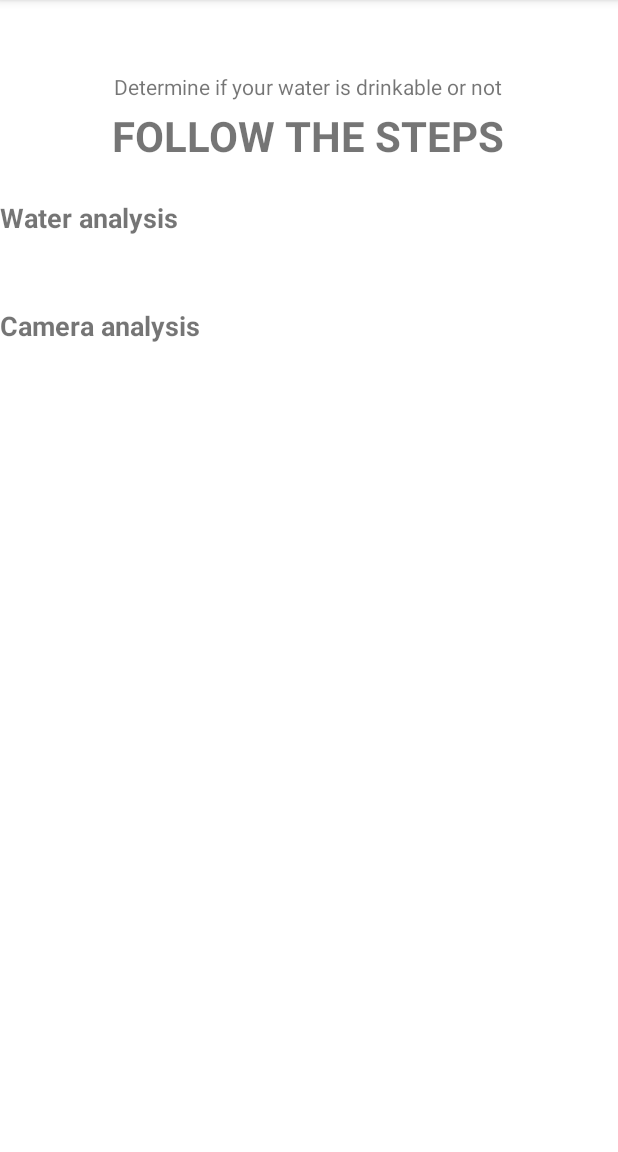
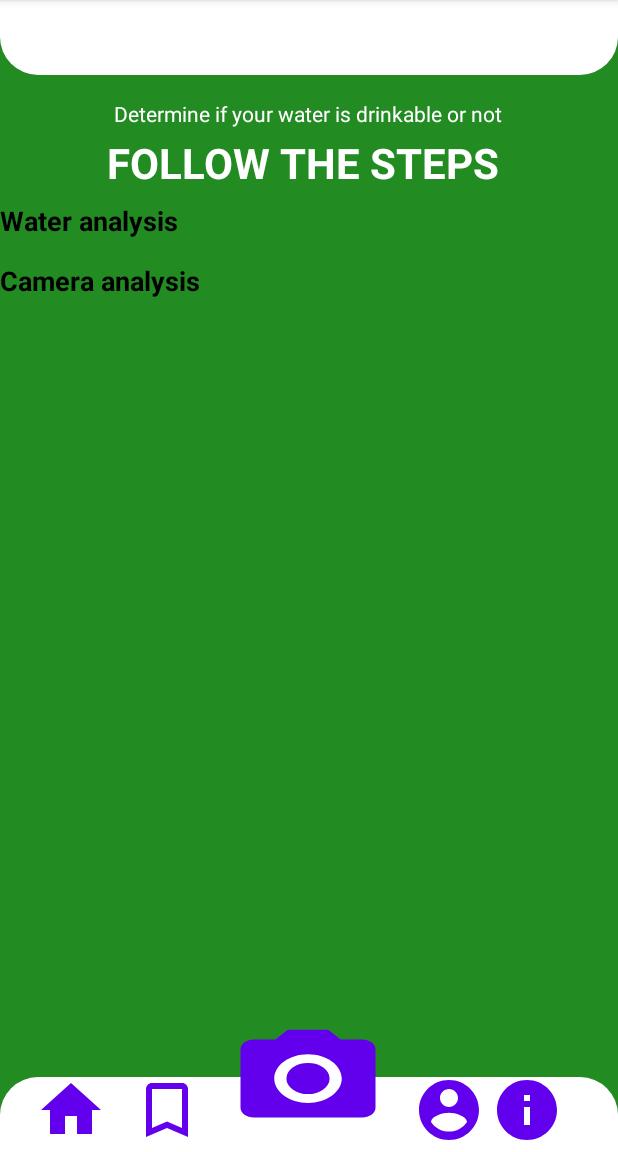
Before and after one commit to EHB-MCT/full-projects-3-openbiolab-terminator, an Android app: the Steps screen opened directly, with no data from a screen before it, on a phone screen of 412 x 824 dp, the part 84-1236 px from its top. Run offline under Robolectric (Android 15) with nearby library versions, the phone set to English and light mode, and no system bars.

Commit message:
Added the bottom navigation and styling to the steps page

```diff
--- a/app/src/main/res/layout/activity_steps.xml
+++ b/app/src/main/res/layout/activity_steps.xml
@@ -4,19 +4,31 @@
      xmlns:tools="http://schemas.android.com/tools"
      android:layout_width="match_parent"
      android:layout_height="match_parent"
-     tools:context=".Steps">
+    android:background="@color/green"
+    tools:context=".Steps">
 
 
     <TextView
         android:id="@+id/textView"
+        android:layout_width="match_parent"
+        android:layout_height="50dp"
+        android:background="@drawable/rectangletop"
+        app:layout_constraintEnd_toEndOf="parent"
+        app:layout_constraintHorizontal_bias="0.0"
+        app:layout_constraintStart_toStartOf="parent"
+        app:layout_constraintTop_toTopOf="parent" />
+
+    <TextView
+        android:id="@+id/textView1"
         android:layout_width="wrap_content"
         android:layout_height="wrap_content"
-        android:layout_marginTop="48dp"
+        android:layout_marginTop="16dp"
         android:text="Determine if your water is drinkable or not"
+        android:textColor="@color/white"
         app:layout_constraintEnd_toEndOf="parent"
         app:layout_constraintHorizontal_bias="0.496"
         app:layout_constraintStart_toStartOf="parent"
-        app:layout_constraintTop_toTopOf="parent" />
+        app:layout_constraintTop_toBottomOf="@+id/textView" />
 
     <TextView
         android:id="@+id/textView2"
@@ -25,18 +37,19 @@
         android:layout_marginTop="4dp"
         android:text="follow the steps"
         android:textAllCaps="true"
+        android:textColor="@color/white"
         android:textSize="28sp"
         android:textStyle="bold"
         app:layout_constraintEnd_toEndOf="parent"
-        app:layout_constraintHorizontal_bias="0.496"
+        app:layout_constraintHorizontal_bias="0.475"
         app:layout_constraintStart_toStartOf="parent"
-        app:layout_constraintTop_toBottomOf="@+id/textView" />
+        app:layout_constraintTop_toBottomOf="@+id/textView1" />
 
     <androidx.recyclerview.widget.RecyclerView
         android:id="@+id/rvWater"
         android:layout_width="match_parent"
         android:layout_height="0dp"
-        android:layout_marginTop="48dp"
+        android:layout_marginTop="32dp"
         app:layout_constraintEnd_toEndOf="parent"
         app:layout_constraintHorizontal_bias="0.0"
         app:layout_constraintStart_toStartOf="parent"
@@ -46,7 +59,7 @@
         android:id="@+id/rvCamera"
         android:layout_width="match_parent"
         android:layout_height="0dp"
-        android:layout_marginTop="72dp"
+        android:layout_marginTop="40dp"
         app:layout_constraintEnd_toEndOf="parent"
         app:layout_constraintHorizontal_bias="0.0"
         app:layout_constraintStart_toStartOf="parent"
@@ -59,6 +72,7 @@
         android:text="Water analysis"
         android:textStyle="bold"
         android:textSize="18dp"
+        android:textColor="@color/black"
         app:layout_constraintBottom_toTopOf="@+id/rvWater"
         app:layout_constraintStart_toStartOf="parent" />
 
@@ -69,7 +83,84 @@
         android:text="Camera analysis"
         android:textSize="18dp"
         android:textStyle="bold"
+        android:textColor="@color/black"
         app:layout_constraintBottom_toTopOf="@+id/rvCamera"
         app:layout_constraintStart_toStartOf="parent" />
 
+    <TextView
+        android:id="@+id/textView3"
+        android:layout_width="match_parent"
+        android:layout_height="50dp"
+        android:background="@drawable/rectanglebottom"
+        app:layout_constraintBottom_toBottomOf="parent"
+        app:layout_constraintEnd_toEndOf="parent"
+        app:layout_constraintHorizontal_bias="0.0"
+        app:layout_constraintStart_toStartOf="parent" />
+
+    <Button
+        android:id="@+id/btnCamera"
+        android:layout_width="108dp"
+        android:layout_height="78dp"
+        android:layout_marginBottom="10dp"
+        android:background="@drawable/camera"
+        app:layout_constraintBottom_toBottomOf="parent"
+        app:layout_constraintEnd_toEndOf="parent"
+        app:layout_constraintHorizontal_bias="0.498"
+        app:layout_constraintStart_toStartOf="parent" />
+
+    <TextView
+        android:layout_width="70dp"
+        android:layout_height="40dp"
+        android:layout_marginBottom="24dp"
+        android:background="@drawable/rectangle"
+        app:layout_constraintBottom_toBottomOf="@+id/btnCamera"
+        app:layout_constraintEnd_toEndOf="parent"
+        app:layout_constraintHorizontal_bias="0.498"
+        app:layout_constraintStart_toStartOf="parent" />
+
+    <Button
+        android:id="@+id/btnHomePage"
+        android:layout_width="wrap_content"
+        android:layout_height="wrap_content"
+        android:layout_marginEnd="16dp"
+        android:layout_marginBottom="4dp"
+        android:background="@drawable/homepage"
+        app:layout_constraintBottom_toBottomOf="parent"
+        app:layout_constraintEnd_toStartOf="@+id/btnSavedResults"
+        app:layout_constraintWidth_max="@android:dimen/app_icon_size" />
+
+    <Button
+        android:id="@+id/btnSavedResults"
+        android:layout_width="wrap_content"
+        android:layout_height="wrap_content"
+        android:layout_marginEnd="16dp"
+        android:layout_marginBottom="4dp"
+        android:background="@drawable/bookmark"
+        app:layout_constraintBottom_toBottomOf="parent"
+        app:layout_constraintEnd_toStartOf="@+id/btnCamera"
+        app:layout_constraintWidth_max="@android:dimen/app_icon_size"/>
+
+    <Button
+        android:id="@+id/btnaccount"
+        android:layout_width="wrap_content"
+        android:layout_height="wrap_content"
+        android:layout_marginStart="16dp"
+        android:layout_marginBottom="4dp"
+        android:background="@drawable/account"
+        android:visibility="visible"
+        app:layout_constraintBottom_toBottomOf="parent"
+        app:layout_constraintStart_toEndOf="@+id/btnCamera"
+        app:layout_constraintWidth_max="@android:dimen/app_icon_size" />
+
+    <Button
+        android:id="@+id/btnMoreInfo"
+        android:layout_width="wrap_content"
+        android:layout_height="wrap_content"
+        android:layout_marginStart="4dp"
+        android:layout_marginBottom="4dp"
+        android:background="@drawable/info"
+        app:layout_constraintBottom_toBottomOf="parent"
+        app:layout_constraintStart_toEndOf="@+id/btnaccount"
+        app:layout_constraintWidth_max="@android:dimen/app_icon_size" />
+
 </androidx.constraintlayout.widget.ConstraintLayout>
```
